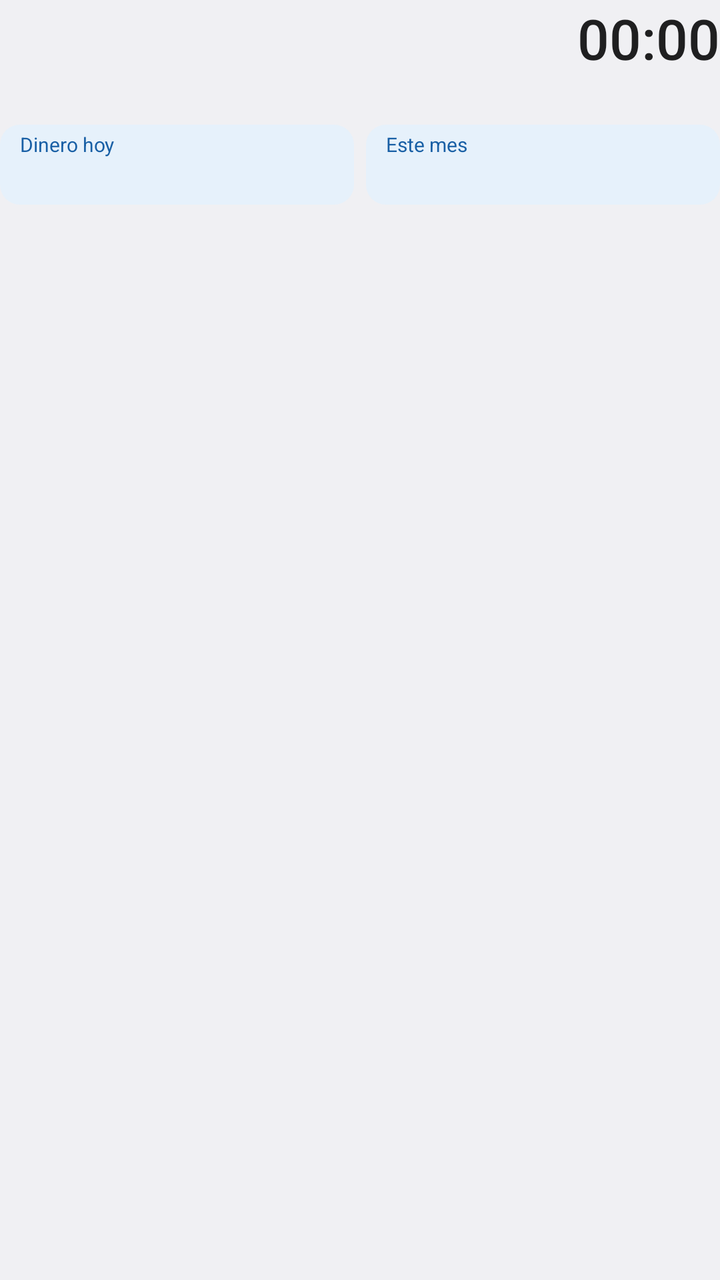
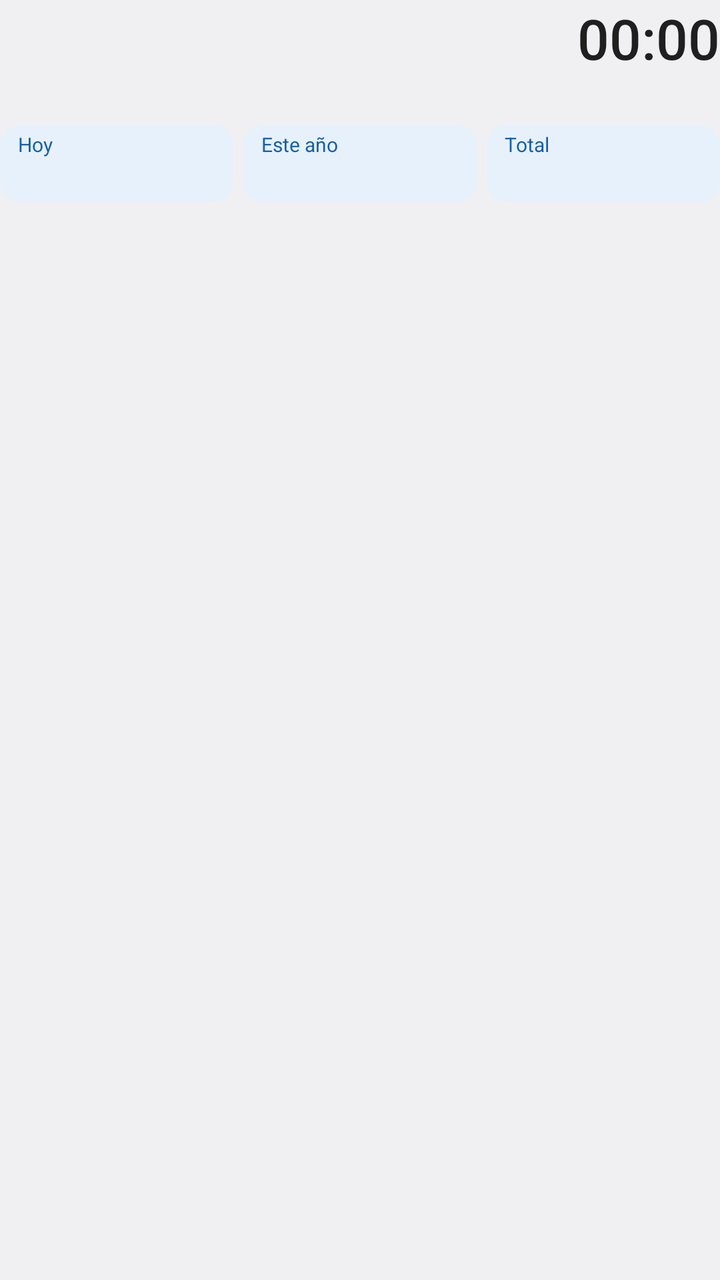

An Android layout rendered at two revisions. The XML below is the earlier revision; the diff shows what the commit changed to produce the second picture.
<!-- AndroidManifest.xml: application theme android:Theme.DeviceDefault.DayNight -->
<!-- res/layout/notif_big.xml -->
<?xml version="1.0" encoding="utf-8"?>
<LinearLayout xmlns:android="http://schemas.android.com/apk/res/android"
    android:layout_width="match_parent"
    android:layout_height="wrap_content"
    android:orientation="vertical">

    
    <LinearLayout
        android:layout_width="match_parent"
        android:layout_height="wrap_content"
        android:gravity="center_vertical"
        android:orientation="horizontal">

        <LinearLayout
            android:layout_width="0dp"
            android:layout_height="wrap_content"
            android:layout_weight="1"
            android:orientation="vertical">

            <TextView
                android:id="@+id/n_state"
                android:layout_width="wrap_content"
                android:layout_height="wrap_content"
                android:textAppearance="@android:style/TextAppearance.Material.Notification"
                android:textSize="12sp" />

            <TextView
                android:id="@+id/n_label"
                android:layout_width="wrap_content"
                android:layout_height="wrap_content"
                android:maxLines="1"
                android:ellipsize="end"
                android:textAppearance="@android:style/TextAppearance.Material.Notification.Title"
                android:textSize="16sp" />
        </LinearLayout>

        <Chronometer
            android:id="@+id/n_chrono"
            android:layout_width="wrap_content"
            android:layout_height="wrap_content"
            android:layout_marginStart="8dp"
            android:textAppearance="@android:style/TextAppearance.Material.Notification.Title"
            android:textSize="28sp" />
    </LinearLayout>

    <TextView
        android:id="@+id/n_summary"
        android:layout_width="match_parent"
        android:layout_height="wrap_content"
        android:layout_marginTop="2dp"
        android:textAppearance="@android:style/TextAppearance.Material.Notification"
        android:textSize="12sp" />

    <LinearLayout
        android:layout_marginTop="6dp"
        android:layout_width="match_parent"
        android:layout_height="wrap_content"
        android:orientation="horizontal">

        <LinearLayout
            android:layout_width="0dp"
            android:layout_height="wrap_content"
            android:layout_weight="1"
            android:layout_marginEnd="6dp"
            android:background="@drawable/money_bg"
            android:orientation="vertical"
            android:paddingStart="10dp"
            android:paddingTop="3dp"
            android:paddingEnd="10dp"
            android:paddingBottom="3dp">

            <TextView
                android:layout_width="wrap_content"
                android:layout_height="wrap_content"
                android:text="Dinero hoy"
                android:textColor="#185FA5"
                android:textSize="10sp" />

            <TextView
                android:id="@+id/n_money_today"
                android:layout_width="wrap_content"
                android:layout_height="wrap_content"
                android:textColor="#0C447C"
                android:textSize="15sp"
                android:textStyle="bold" />
        </LinearLayout>

        <LinearLayout
            android:layout_width="0dp"
            android:layout_height="wrap_content"
            android:layout_weight="1"
            android:background="@drawable/money_bg"
            android:orientation="vertical"
            android:paddingStart="10dp"
            android:paddingTop="3dp"
            android:paddingEnd="10dp"
            android:paddingBottom="3dp">

            <TextView
                android:layout_width="wrap_content"
                android:layout_height="wrap_content"
                android:text="Este mes"
                android:textColor="#185FA5"
                android:textSize="10sp" />

            <TextView
                android:id="@+id/n_money_month"
                android:layout_width="wrap_content"
                android:layout_height="wrap_content"
                android:textColor="#0C447C"
                android:textSize="15sp"
                android:textStyle="bold" />
        </LinearLayout>
    </LinearLayout>

    <ImageView
        android:id="@+id/n_heatmap"
        android:layout_width="match_parent"
        android:layout_height="wrap_content"
        android:layout_marginTop="8dp"
        android:adjustViewBounds="true"
        android:contentDescription="Mapa de calor de los últimos 6 meses"
        android:scaleType="fitCenter" />
</LinearLayout>
<!-- resources referenced by this layout -->
<resources>
  <!-- drawable money_bg (drawable) -->
  <?xml version="1.0" encoding="utf-8"?>
  <shape xmlns:android="http://schemas.android.com/apk/res/android" android:shape="rectangle">
      <solid android:color="#E6F1FB" />
      <corners android:radius="10dp" />
  </shape>
</resources>

<!-- the commit's change to res/layout/notif_big.xml (unified diff, before → after) -->
@@ -61,18 +61,18 @@
             android:layout_width="0dp"
             android:layout_height="wrap_content"
             android:layout_weight="1"
-            android:layout_marginEnd="6dp"
+            android:layout_marginEnd="5dp"
             android:background="@drawable/money_bg"
             android:orientation="vertical"
-            android:paddingStart="10dp"
+            android:paddingStart="9dp"
             android:paddingTop="3dp"
-            android:paddingEnd="10dp"
+            android:paddingEnd="9dp"
             android:paddingBottom="3dp">
 
             <TextView
                 android:layout_width="wrap_content"
                 android:layout_height="wrap_content"
-                android:text="Dinero hoy"
+                android:text="Hoy"
                 android:textColor="#185FA5"
                 android:textSize="10sp" />
 
@@ -80,8 +80,38 @@
                 android:id="@+id/n_money_today"
                 android:layout_width="wrap_content"
                 android:layout_height="wrap_content"
+                android:maxLines="1"
                 android:textColor="#0C447C"
-                android:textSize="15sp"
+                android:textSize="14sp"
+                android:textStyle="bold" />
+        </LinearLayout>
+
+        <LinearLayout
+            android:layout_width="0dp"
+            android:layout_height="wrap_content"
+            android:layout_weight="1"
+            android:layout_marginEnd="5dp"
+            android:background="@drawable/money_bg"
+            android:orientation="vertical"
+            android:paddingStart="9dp"
+            android:paddingTop="3dp"
+            android:paddingEnd="9dp"
+            android:paddingBottom="3dp">
+
+            <TextView
+                android:layout_width="wrap_content"
+                android:layout_height="wrap_content"
+                android:text="Este año"
+                android:textColor="#185FA5"
+                android:textSize="10sp" />
+
+            <TextView
+                android:id="@+id/n_money_year"
+                android:layout_width="wrap_content"
+                android:layout_height="wrap_content"
+                android:maxLines="1"
+                android:textColor="#0C447C"
+                android:textSize="14sp"
                 android:textStyle="bold" />
         </LinearLayout>
 
@@ -91,24 +121,25 @@
             android:layout_weight="1"
             android:background="@drawable/money_bg"
             android:orientation="vertical"
-            android:paddingStart="10dp"
+            android:paddingStart="9dp"
             android:paddingTop="3dp"
-            android:paddingEnd="10dp"
+            android:paddingEnd="9dp"
             android:paddingBottom="3dp">
 
             <TextView
                 android:layout_width="wrap_content"
                 android:layout_height="wrap_content"
-                android:text="Este mes"
+                android:text="Total"
                 android:textColor="#185FA5"
                 android:textSize="10sp" />
 
             <TextView
-                android:id="@+id/n_money_month"
+                android:id="@+id/n_money_total"
                 android:layout_width="wrap_content"
                 android:layout_height="wrap_content"
+                android:maxLines="1"
                 android:textColor="#0C447C"
-                android:textSize="15sp"
+                android:textSize="14sp"
                 android:textStyle="bold" />
         </LinearLayout>
     </LinearLayout>
